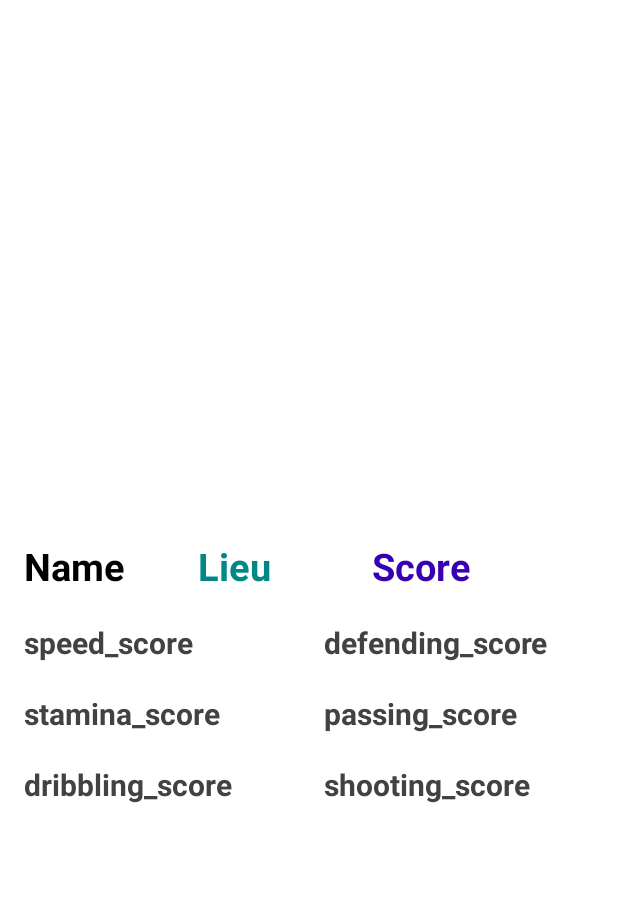
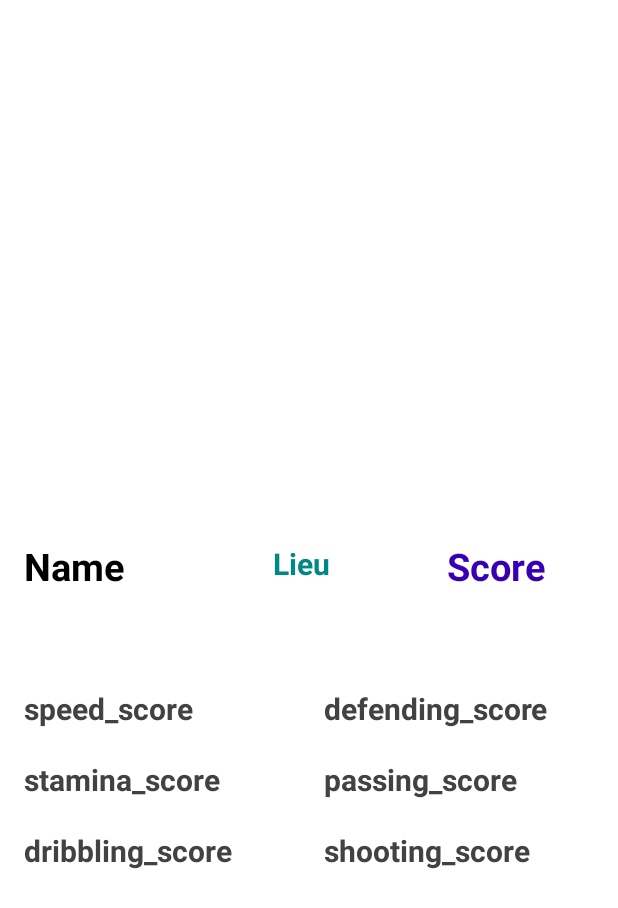
Before and after one commit to enzogallo/ListOfPlayers_Enzo_Gallo, an Android app: the layout activity_detail.xml on its own in the app's theme, with its tools: preview values and no code run, on a phone screen of 412 x 824 dp. Shown: the top 908 px of the screen. Run offline under Robolectric (Android 15) with nearby library versions, the phone set to English and light mode, and no system bars; network calls fail.

Commit message:
visual changes

```diff
--- a/app/src/main/res/layout/activity_detail.xml
+++ b/app/src/main/res/layout/activity_detail.xml
@@ -20,7 +20,7 @@
 
     <TextView
         android:id="@+id/mName"
-        android:layout_width="100dp"
+        android:layout_width="150dp"
         android:layout_height="wrap_content"
         android:layout_marginTop="10dp"
         android:layout_marginStart="16dp"
@@ -35,11 +35,11 @@
         android:id="@+id/mLieu"
         android:layout_width="100dp"
         android:layout_height="wrap_content"
-        android:layout_marginTop="10dp"
+        android:layout_marginTop="12dp"
         android:layout_marginStart="16dp"
         android:text="Lieu"
         android:textColor="@color/teal_700"
-        android:textSize="25sp"
+        android:textSize="20sp"
         android:textStyle="bold"
         app:layout_constraintStart_toEndOf="@+id/mName"
         app:layout_constraintTop_toBottomOf="@+id/poster_image" />
@@ -63,7 +63,7 @@
         android:layout_width="180dp"
         android:layout_height="wrap_content"
         android:layout_marginStart="8dp"
-        android:layout_marginTop="20dp"
+        android:layout_marginTop="64dp"
         android:text="speed_score"
         android:textColor="@color/cardview_dark_background"
         android:textSize="20sp"
@@ -71,6 +71,19 @@
         app:layout_constraintEnd_toEndOf="parent"
         app:layout_constraintHorizontal_bias="0.035"
         app:layout_constraintStart_toStartOf="parent"
+        app:layout_constraintTop_toBottomOf="@+id/mName" />
+
+    <TextView
+        android:id="@+id/mDefending_score"
+        android:layout_width="180dp"
+        android:layout_height="wrap_content"
+        android:layout_marginStart="20dp"
+        android:layout_marginTop="64dp"
+        android:text="defending_score"
+        android:textColor="@color/cardview_dark_background"
+        android:textSize="20sp"
+        android:textStyle="bold"
+        app:layout_constraintStart_toEndOf="@+id/mSpeed_score"
         app:layout_constraintTop_toBottomOf="@+id/mName" />
 
     <TextView
@@ -103,19 +116,6 @@
         app:layout_constraintStart_toStartOf="parent"
         app:layout_constraintTop_toBottomOf="@+id/mStamina_score" />
 
-    <TextView
-        android:id="@+id/mDefending_score"
-        android:layout_width="180dp"
-        android:layout_height="wrap_content"
-        android:layout_marginTop="20dp"
-        android:layout_marginStart="20dp"
-        android:text="defending_score"
-        android:textColor="@color/cardview_dark_background"
-        android:textSize="20sp"
-        android:textStyle="bold"
-        app:layout_constraintStart_toEndOf="@+id/mSpeed_score"
-        app:layout_constraintTop_toBottomOf="@+id/mName" />
-
 
     <TextView
         android:id="@+id/mPassing_score"
```
